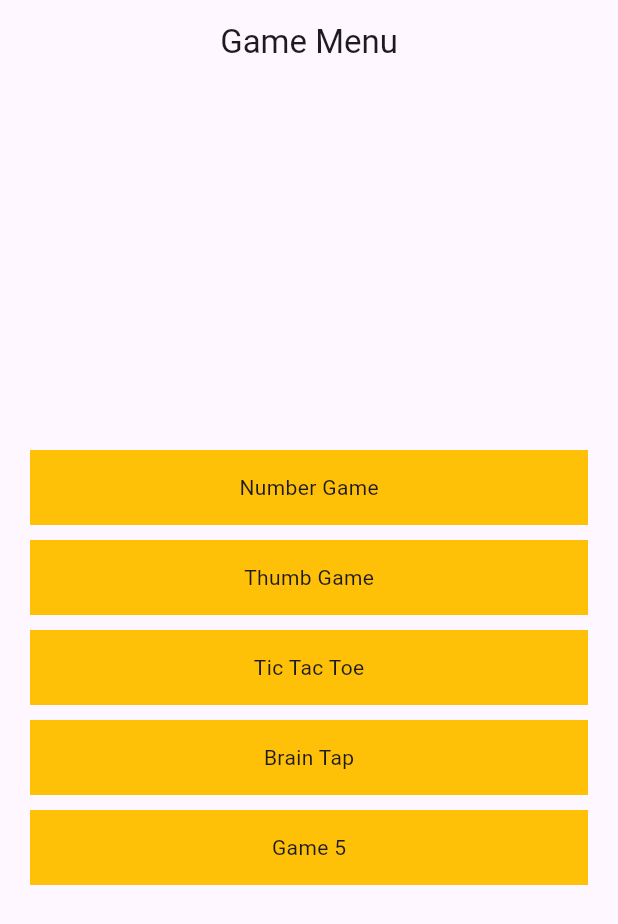
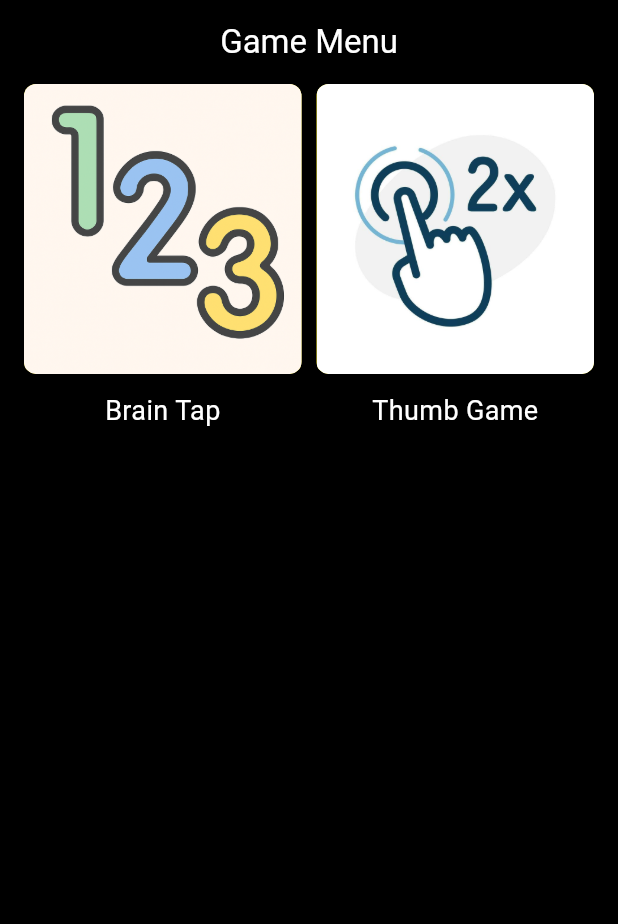
Before and after one commit to Sahil-Kundaliya/my_game, a Flutter app: the screen it shows after launch, on a phone screen of 412 x 824 dp. Shown: the top 924 px of the screen. Run offline on Flutter 3.47's test engine with Material 3 defaults, Android fonts, the phone set to English and light mode, and no system bars; our stand-ins replace confetti, flutter_bloc, google_fonts, percent_indicator.

Commit message:
Refactor game menu and add game assets and styles
Refactored the home cubit and game menu to use a new GameListModel for managing games, and updated the UI to display games in a grid with images. Added new image assets, a text styles constants file, and updated color and image constants. Also updated dependencies to include google_fonts and made minor UI improvements to the Brain Tap screens.

```diff
--- a/lib/constants/app_colors.dart
+++ b/lib/constants/app_colors.dart
@@ -21,4 +21,5 @@ class AppColors {
   static Color primaryColor = const Color(0xFF00061a);
   static Color secondaryColor = const Color(0xFF001456);
   static Color accentColor = const Color(0xFF4169e8);
+  static Color customYellowColor = const Color(0xFFfbef2f);
 }
--- a/lib/constants/app_images.dart
+++ b/lib/constants/app_images.dart
@@ -1,6 +1,8 @@
 class AppImages {
   // assets images
   static const String numberFun = 'assets/images/number_fun.png';
+  static const String brainTapGameImage = 'assets/images/123_game.png';
+  static const String thumbGameImage = 'assets/images/thumb_game.jpg';
 
   // image URl's
   static const String flagOfIndia =
--- /dev/null
+++ b/lib/constants/app_text_styles.dart
@@ -0,0 +1,35 @@
+import 'package:flutter/material.dart';
+import 'package:google_fonts/google_fonts.dart';
+
+class AppTextStyles {
+  //  Thin (100)
+  //  Light (300)
+  //  Regular (400)
+  //  Medium (500)
+  //  SemiBold (600)
+  //  Bold (700)
+  //  ExtraBold (800)
+  //  Black (900)
+
+  static TextStyle poppinStyle(
+      {FontWeight weight = FontWeight.w400,
+      Color color = Colors.black,
+      double fontSize = 14.0}) {
+    return GoogleFonts.poppins(
+      fontSize: fontSize,
+      fontWeight: weight,
+      color: color,
+    );
+  }
+
+  static TextStyle robotoStyle(
+      {FontWeight weight = FontWeight.w400,
+      Color color = Colors.black,
+      double fontSize = 14.0}) {
+    return GoogleFonts.roboto(
+      fontSize: fontSize,
+      fontWeight: weight,
+      color: color,
+    );
+  }
+}
--- a/lib/features/brain_tap/widgets/brain_tap_game_over_widget.dart
+++ b/lib/features/brain_tap/widgets/brain_tap_game_over_widget.dart
@@ -16,7 +16,7 @@ class BrainTapGameOverWidget extends StatelessWidget {
           style: const TextStyle(
               fontSize: 25,
               fontWeight: FontWeight.bold,
-              color: AppColors.blackColor),
+              color: AppColors.whiteColor),
         ),
         Padding(
           padding: const EdgeInsets.only(top: 45),
@@ -53,7 +53,7 @@ class BrainTapGameOverWidget extends StatelessWidget {
                           fontWeight: FontWeight.bold,
                           color: AppColors.blackColor),
                     ),
-                    child: const Text('Restart',
+                    child: const Text('Try again',
                         style: TextStyle(
                             fontSize: 18,
                             fontWeight: FontWeight.bold,
--- a/lib/features/home/cubits/home_cubit.dart
+++ b/lib/features/home/cubits/home_cubit.dart
@@ -1,22 +1,15 @@
+import 'package:my_game/constants/app_images.dart';
 import 'package:my_game/features/brain_tap/screens/brain_tap_page.dart';
 import 'package:my_game/features/home/cubits/home_state.dart';
 import 'package:flutter/material.dart';
 import 'package:flutter_bloc/flutter_bloc.dart';
-import 'package:my_game/features/number_game/screens/number_game.dart';
+import 'package:my_game/features/home/models/game_list_model.dart';
 import 'package:my_game/features/thumb_game/screens/thumb_page.dart';
-import 'package:my_game/features/tic_tac_toe_game/screens/tic_tac_toe_game_screen.dart';
 
 class HomeCubit extends Cubit<HomeState> {
   HomeCubit() : super(HomeInitialState()) {
     loadingGames();
   }
-  List<String> allGames = [
-    'Number Game',
-    'Thumb Game',
-    'Tic Tac Toe',
-    'Brain Tap',
-    'Game 5',
-  ];
 
   loadingGames() async {
     emit(HomeLoadingState());
@@ -24,21 +17,32 @@ class HomeCubit extends Cubit<HomeState> {
     emit(HomeShowGamesState());
   }
 
-  selectGame({required int gameIndex, required BuildContext context}) {
-    switch (gameIndex) {
-      case 0:
-        Navigator.pushNamed(context, NumberGameScreen.numberGameScreen);
-      case 1:
-        Navigator.pushNamed(context, ThumbGameScreen.thumbGameScreen);
-        break;
-      case 2:
-        Navigator.pushNamed(context, TicTacToeGameScreen.ticTacToeGameScreen);
-        break;
-      case 3:
-        Navigator.pushNamed(context, BrainTapScreen.brainTapScreen);
-        break;
-      default:
-        Navigator.pushNamed(context, NumberGameScreen.numberGameScreen);
+  selectGame({required String gameUrl, required BuildContext context}) {
+    if (gameUrl.isNotEmpty) {
+      Navigator.pushNamed(context, gameUrl);
     }
   }
+
+  List<GameListModel> gameList = [
+    GameListModel(
+        gameName: "Brain Tap",
+        gameImage: AppImages.brainTapGameImage,
+        gameIndex: 101,
+        gamePageUrl: BrainTapScreen.brainTapScreen),
+    GameListModel(
+        gameName: "Thumb Game",
+        gameImage: AppImages.thumbGameImage,
+        gameIndex: 102,
+        gamePageUrl: ThumbGameScreen.thumbGameScreen),
+    // GameListModel(
+    //     gameName: "Number Game",
+    //     gameImage: AppImages.brainTapGameImage,
+    //     gameIndex: 102,
+    //     gamePageUrl: NumberGameScreen.numberGameScreen),
+    // GameListModel(
+    //     gameName: "Tic Tac Toe",
+    //     gameImage: AppImages.brainTapGameImage,
+    //     gameIndex: 102,
+    //     gamePageUrl: TicTacToeGameScreen.ticTacToeGameScreen),
+  ];
 }
--- /dev/null
+++ b/lib/features/home/models/game_list_model.dart
@@ -0,0 +1,11 @@
+class GameListModel {
+  GameListModel(
+      {required this.gameName,
+      required this.gameImage,
+      required this.gameIndex,
+      required this.gamePageUrl});
+  final String gameName;
+  final String gameImage;
+  final int gameIndex;
+  final String gamePageUrl;
+}
--- a/lib/features/home/screens/game_menu.dart
+++ b/lib/features/home/screens/game_menu.dart
@@ -1,10 +1,11 @@
 import 'package:my_game/constants/app_colors.dart';
+import 'package:my_game/constants/app_images.dart';
+import 'package:my_game/constants/app_text_styles.dart';
 import 'package:my_game/features/home/cubits/home_cubit.dart';
 import 'package:my_game/features/home/cubits/home_state.dart';
 
 import 'package:flutter/material.dart';
 import 'package:flutter_bloc/flutter_bloc.dart';
-
 
 class GameMenuScreen extends StatelessWidget {
   const GameMenuScreen({super.key});
@@ -17,41 +18,61 @@ class GameMenuScreen extends StatelessWidget {
       create: (context) => HomeCubit(),
       child: BlocBuilder<HomeCubit, HomeState>(
         builder: (context, state) {
+          var gameBloc = context.read<HomeCubit>();
           if (state is HomeLoadingState) {
             return const Scaffold(
               body: Center(child: CircularProgressIndicator()),
             );
           } else if (state is HomeShowGamesState) {
             return Scaffold(
+              backgroundColor: AppColors.blackColor,
               appBar: AppBar(
                 title: const Text('Game Menu'),
+                backgroundColor: AppColors.blackColor,
+                foregroundColor: AppColors.whiteColor,
                 centerTitle: true,
               ),
               body: SizedBox(
                 height: size.height,
                 width: size.width,
-                child: Column(
-                  mainAxisAlignment: MainAxisAlignment.center,
-                  children: List.generate(
-                    context.read<HomeCubit>().allGames.length,
-                    (index) {
-                      return Padding(
-                        padding: const EdgeInsets.fromLTRB(20, 10, 20, 0),
-                        child: GestureDetector(
-                          onTap: () {
-                            context
-                                .read<HomeCubit>()
-                                .selectGame(gameIndex: index, context: context);
-                          },
-                          child: Container(
-                            height: 50,
-                            width: size.width,
-                            decoration: const BoxDecoration(
-                                color: AppColors.amberColor),
-                            child: Center(
-                                child: Text(
-                                    context.read<HomeCubit>().allGames[index])),
-                          ),
+                child: Padding(
+                  padding: const EdgeInsets.symmetric(horizontal: 16),
+                  child: GridView.builder(
+                    gridDelegate:
+                        const SliverGridDelegateWithFixedCrossAxisCount(
+                            childAspectRatio: 0.8,
+                            crossAxisCount: 2,
+                            mainAxisSpacing: 10,
+                            crossAxisSpacing: 10),
+                    itemCount: gameBloc.gameList.length,
+                    itemBuilder: (BuildContext context, int index) {
+                      var game = gameBloc.gameList[index];
+                      return GestureDetector(
+                        onTap: () {
+                          context.read<HomeCubit>().selectGame(
+                              gameUrl: game.gamePageUrl, context: context);
+                        },
+                        child: Column(
+                          crossAxisAlignment: CrossAxisAlignment.center,
+                          children: [
+                            Expanded(
+                              child: Container(
+                                decoration: BoxDecoration(
+                                    borderRadius: BorderRadius.circular(8),
+                                    color: AppColors.customYellowColor,
+                                    image: DecorationImage(
+                                        fit: BoxFit.cover,
+                                        image: AssetImage(game.gameImage))),
+                              ),
+                            ),
+                            Padding(
+                              padding: const EdgeInsets.only(top: 12),
+                              child: Text(game.gameName,
+                                  style: AppTextStyles.robotoStyle(
+                                      fontSize: 18,
+                                      color: AppColors.whiteColor)),
+                            )
+                          ],
                         ),
                       );
                     },
--- a/pubspec.yaml
+++ b/pubspec.yaml
@@ -38,6 +38,7 @@ dependencies:
   flutter_bloc: ^8.1.6
   confetti: ^0.8.0
   percent_indicator: ^4.2.5
+  google_fonts: ^6.2.1
 
 dev_dependencies:
   flutter_test:
```
Also changed, not shown: lib/features/brain_tap/screens/brain_tap_page.dart (+9 -0 lines), lib/features/brain_tap/widgets/select_game_index.dart (+18 -2 lines), assets/images/123_game.png (added), assets/images/thumb_game.jpg (added), 3 other files.
